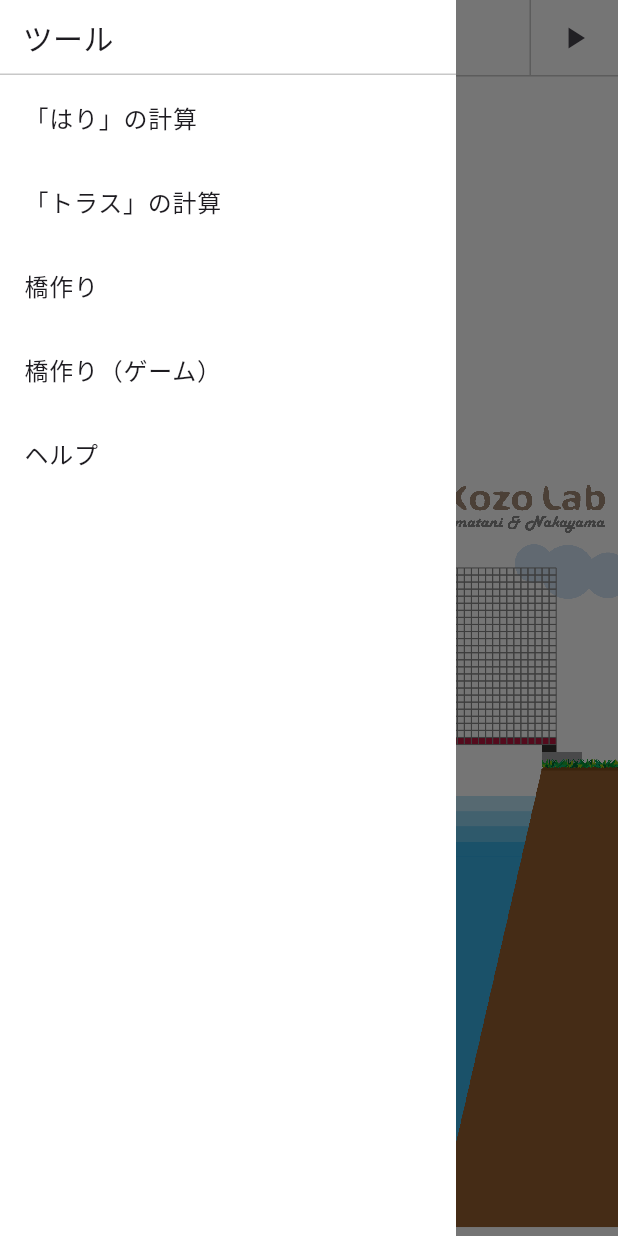
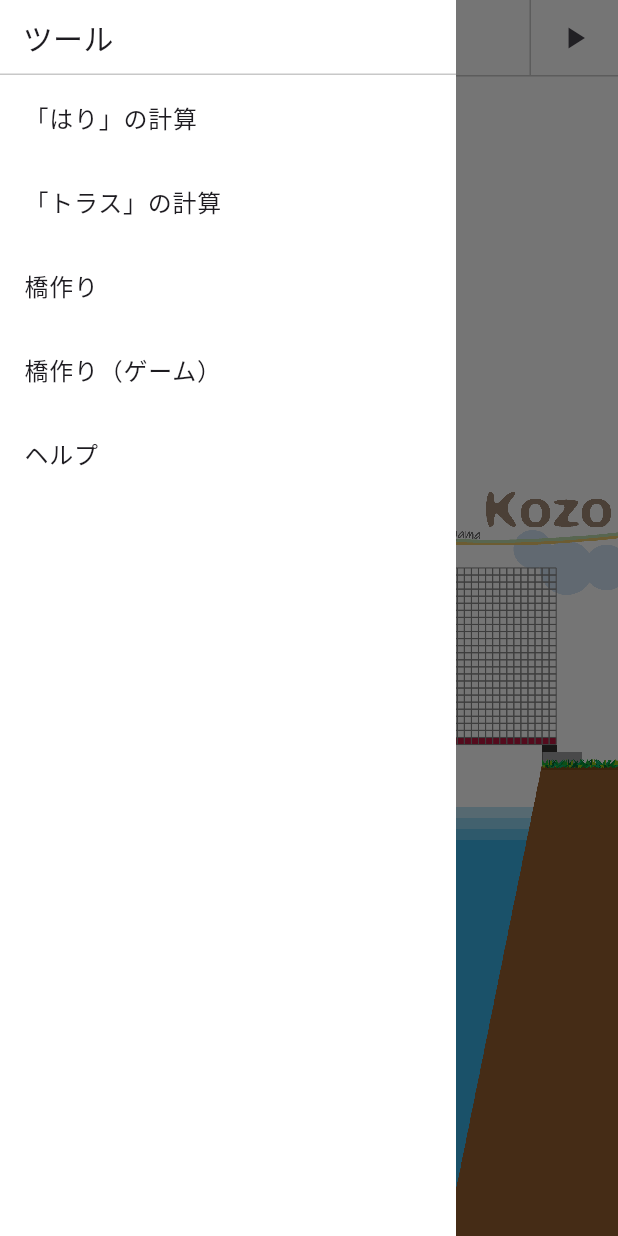
Before and after one commit to TN-2001/kozo_ibaraki, a Flutter app: the BridgegamePage screen opened by its route, after a tap on the "menu" icon, on a phone screen of 412 x 824 dp. Run offline on Flutter 3.47's test engine with Material 3 defaults, Android fonts, the phone set to English and light mode, and no system bars; our stand-ins replace flutter_html.

Commit message:
橋ゲームの背景変更

```diff
--- a/lib/apps/bridgegame/bridgegame_page.dart
+++ b/lib/apps/bridgegame/bridgegame_page.dart
@@ -24,7 +24,7 @@ class _BridgegamePageState extends State<BridgegamePage> {
     super.initState();
 
     data = BridgegameData(onDebug: (value){});
-    loadImage('assets/images/background/material-03_02.png');
+    loadImage('assets/images/background/brigegame3_02.png');
   }
 
   @override
@@ -170,14 +170,6 @@ class _BridgegamePageState extends State<BridgegamePage> {
   }
 
   Future<void> loadImage(String asset) async {
-    // final ImageStream stream = AssetImage(asset).resolve(
-    //   const ImageConfiguration()
-    // );
-    // final Completer<ui.Image> completer = Completer();
-    // stream.addListener(ImageStreamListener((ImageInfo info, bool _) {
-    //   completer.complete(info.image);
-    // }));
-    // final ui.Image image = await completer.future;
     final ImageStream stream = AssetImage(asset).resolve(
       const ImageConfiguration(), // devicePixelRatioの指定を削除
     );
@@ -211,7 +203,7 @@ class BridgegameBackgroundPainter extends CustomPainter {
     canvas.drawImageRect(
       image,
       Rect.fromLTWH(0, 0, imageWidth, imageHeight), // 画像全体の範囲
-      Rect.fromLTWH(size.width/2-(imageWidth/2+23)*scale/22.7, size.height/2-(imageHeight/2-630)*scale/22.7, imageWidth*scale/22.7, imageHeight*scale/22.7),
+      Rect.fromLTWH(size.width/2-(imageWidth/2-1)*scale/22.7, size.height/2-(imageHeight/2-676)*scale/22.7, imageWidth*scale/22.7, imageHeight*scale/22.7),
       Paint(),
     );
   }
--- a/pubspec.yaml
+++ b/pubspec.yaml
@@ -33,7 +33,7 @@ flutter:
     - assets/images/youtube/1.jpg
     - assets/images/youtube/2.jpg
     - assets/images/youtube/3.jpg
-    - assets/images/background/material-03_02.png
+    - assets/images/background/brigegame3_02.png
 
 flutter_icons:
   android: true
```
Also changed, not shown: assets/images/background/brigegame3_02.png (added).
